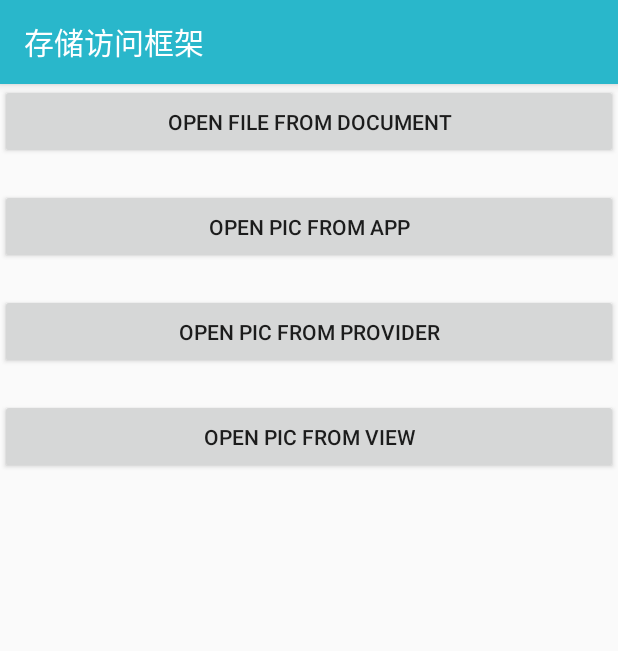
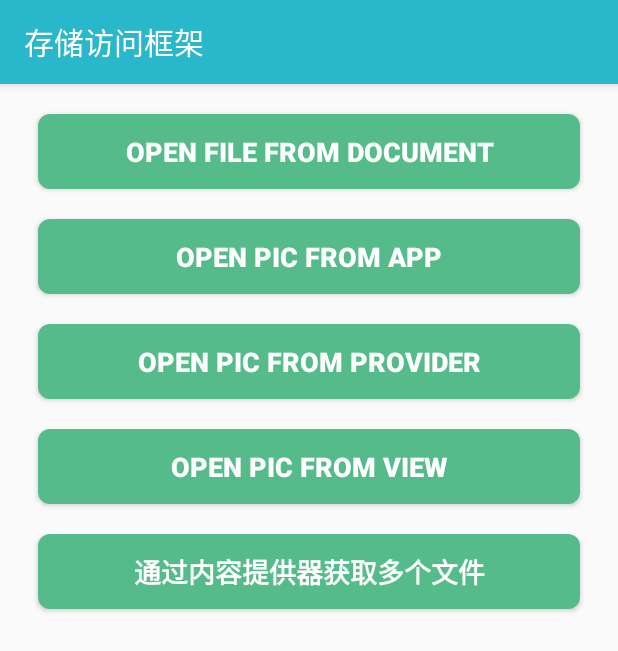
Before and after one commit to SnailLxy/exercise, an Android app: the StorageAccessFrameworkActivity screen opened directly, with no data from a screen before it, on a phone screen of 412 x 824 dp. Shown: the top 651 px of the screen. Run offline under Robolectric (Android 15) with nearby library versions, the phone set to English and light mode, and no system bars; our stand-ins replace data binding; pictures from the network do not load.

Commit message:
[练习]-添加文件存储相关intent练习 功能： 添加文件存储相关隐式intent使用练习，其实就是StorageAccessFramework

```diff
--- a/app/src/main/res/layout/activity_storage_access_framework.xml
+++ b/app/src/main/res/layout/activity_storage_access_framework.xml
@@ -10,6 +10,7 @@
         android:id="@+id/btn_open_pic_from_document"
         android:layout_width="match_parent"
         android:layout_height="50dp"
+        style="@style/FeaturesButton"
         android:text="open file from document"
         app:layout_constraintTop_toTopOf="parent" />
 
@@ -18,6 +19,7 @@
         android:layout_width="match_parent"
         android:layout_height="50dp"
         android:layout_marginTop="20dp"
+        style="@style/FeaturesButton"
         android:text="open pic from app"
         app:layout_constraintTop_toBottomOf="@id/btn_open_pic_from_document" />
 
@@ -26,6 +28,7 @@
         android:layout_width="match_parent"
         android:layout_height="50dp"
         android:layout_marginTop="20dp"
+        style="@style/FeaturesButton"
         android:text="open pic from provider"
         app:layout_constraintTop_toBottomOf="@id/btn_open_pic_from_app" />
 
@@ -35,7 +38,17 @@
         android:layout_height="50dp"
         android:layout_marginTop="20dp"
         android:text="open pic from view"
+        style="@style/FeaturesButton"
         app:layout_constraintTop_toBottomOf="@id/btn_open_pic_from_provider" />
+
+    <Button
+        android:id="@+id/btn_open_multiple_pic_from_provider"
+        android:layout_width="match_parent"
+        android:layout_height="50dp"
+        android:layout_marginTop="20dp"
+        android:text="@string/exercise_open_multiple_pic_from_provider"
+        style="@style/FeaturesButton"
+        app:layout_constraintTop_toBottomOf="@id/btn_open_pic_from_view" />
 
     <ImageView
         android:id="@+id/iv_show_pic"
--- a/app/src/main/res/values/strings.xml
+++ b/app/src/main/res/values/strings.xml
@@ -25,5 +25,6 @@
   <string name="exercise_insert_contacts">插入联系人</string>
   <string name="exercise_phone_number">电话号码</string>
   <string name="exercise_contacts_name">联系人姓名</string>
+  <string name="exercise_open_multiple_pic_from_provider">通过内容提供器获取多个文件</string>
 
 </resources>
```
Also changed, not shown: app/src/main/java/com/lixueyang/exercise/activity/StorageAccessFrameworkActivity.java (+52 -32 lines), app/src/main/java/com/lixueyang/exercise/activity/commonintent/CameraIntentActivity.java (+31 -14 lines), 1 other file.
